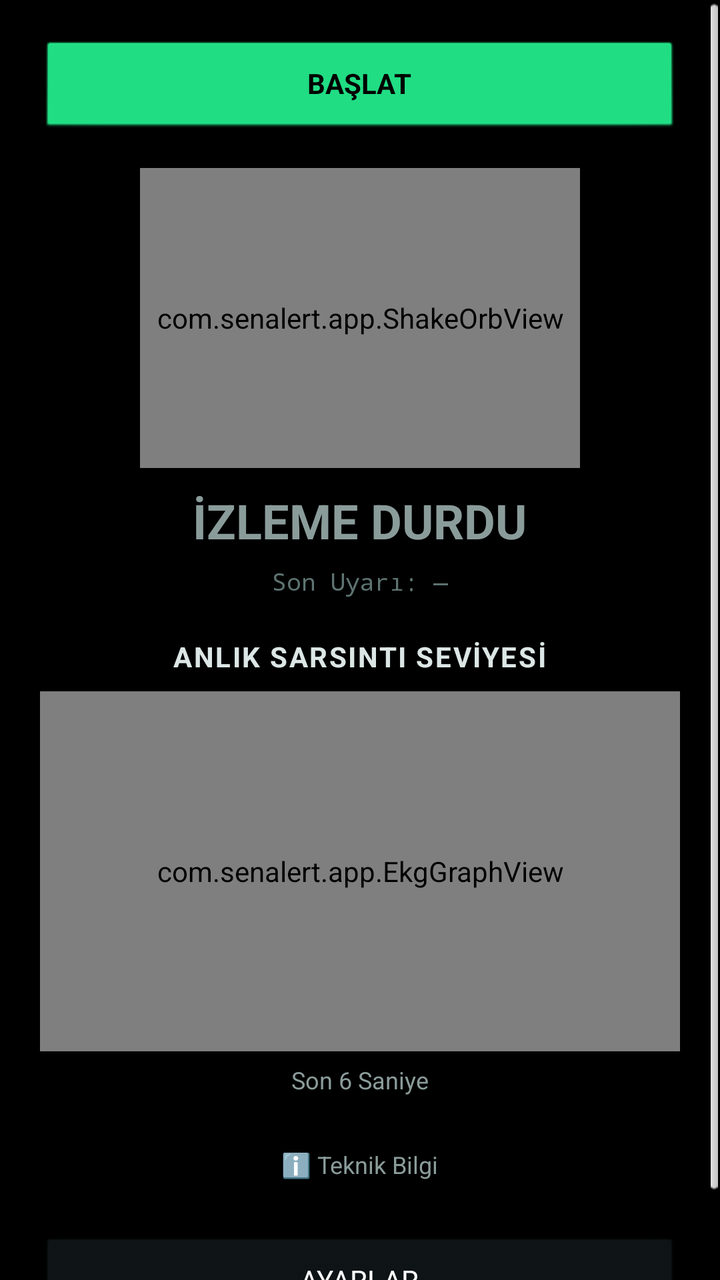
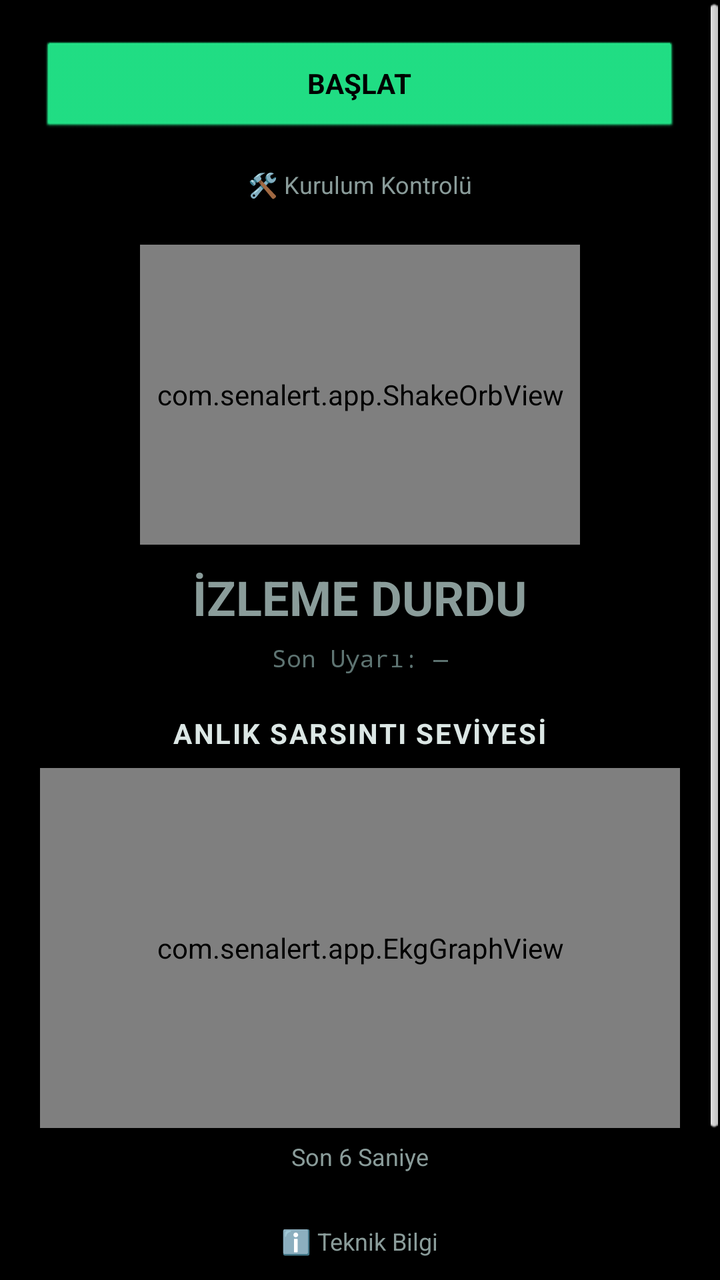

Before-and-after screenshots of an Android layout around one commit, followed by the original layout XML and the change that was made.
<!-- AndroidManifest.xml: application theme android:Theme.Black.NoTitleBar -->
<!-- res/layout/activity_main.xml -->
<?xml version="1.0" encoding="utf-8"?>
<ScrollView xmlns:android="http://schemas.android.com/apk/res/android"
    android:id="@+id/rootLayout"
    android:layout_width="match_parent"
    android:layout_height="match_parent"
    android:background="#05070707">

    <LinearLayout
        android:layout_width="match_parent"
        android:layout_height="wrap_content"
        android:orientation="vertical"
        android:padding="20dp">

        <Button
            android:id="@+id/btnToggle"
            android:layout_width="match_parent"
            android:layout_height="wrap_content"
            android:text="BAŞLAT"
            android:backgroundTint="#22E88A"
            android:textColor="#000000"
            android:textStyle="bold"/>

        <com.senalert.app.ShakeOrbView
            android:id="@+id/orbView"
            android:layout_width="220dp"
            android:layout_height="150dp"
            android:layout_gravity="center_horizontal"
            android:layout_marginTop="16dp"/>

        <TextView
            android:id="@+id/stateText"
            android:layout_width="wrap_content"
            android:layout_height="wrap_content"
            android:layout_gravity="center_horizontal"
            android:layout_marginTop="10dp"
            android:text="İZLEME DURDU"
            android:textColor="#8A9C9A"
            android:textSize="24sp"
            android:textStyle="bold"/>

        <TextView
            android:id="@+id/lastAlertText"
            android:layout_width="wrap_content"
            android:layout_height="wrap_content"
            android:layout_gravity="center_horizontal"
            android:layout_marginTop="6dp"
            android:text="Son Uyarı: —"
            android:textColor="#5E7472"
            android:textSize="12sp"
            android:fontFamily="monospace"/>

        <TextView
            android:id="@+id/alertBar"
            android:layout_width="match_parent"
            android:layout_height="wrap_content"
            android:layout_marginTop="16dp"
            android:padding="14dp"
            android:gravity="center"
            android:visibility="gone"
            android:textColor="#000000"
            android:textSize="16sp"
            android:textStyle="bold"
            android:background="#808080"/>

        <Button
            android:id="@+id/btnMute"
            android:layout_width="match_parent"
            android:layout_height="wrap_content"
            android:layout_marginTop="12dp"
            android:text="SUSTUR"
            android:backgroundTint="#FF3B30"
            android:textColor="#FFFFFF"
            android:visibility="gone"/>

        <TextView
            android:layout_width="wrap_content"
            android:layout_height="wrap_content"
            android:layout_gravity="center_horizontal"
            android:layout_marginTop="20dp"
            android:text="ANLIK SARSINTI SEVİYESİ"
            android:textColor="#DCE7E5"
            android:textSize="14sp"
            android:textStyle="bold"
            android:letterSpacing="0.06"/>

        <com.senalert.app.EkgGraphView
            android:id="@+id/ekgView"
            android:layout_width="match_parent"
            android:layout_height="180dp"
            android:layout_marginTop="8dp"
            android:background="#0a1112"/>

        <TextView
            android:layout_width="wrap_content"
            android:layout_height="wrap_content"
            android:layout_gravity="center_horizontal"
            android:layout_marginTop="6dp"
            android:text="Son 6 Saniye"
            android:textColor="#8A9C9A"
            android:textSize="12sp"/>

        <TextView
            android:id="@+id/btnInfoToggle"
            android:layout_width="wrap_content"
            android:layout_height="wrap_content"
            android:layout_gravity="center_horizontal"
            android:layout_marginTop="18dp"
            android:padding="8dp"
            android:text="ℹ️ Teknik Bilgi"
            android:textColor="#8A9C9A"
            android:textSize="12sp"/>

        <LinearLayout
            android:id="@+id/detailsPanel"
            android:layout_width="match_parent"
            android:layout_height="wrap_content"
            android:orientation="vertical"
            android:visibility="gone"
            android:background="#0F1517"
            android:padding="12dp"
            android:layout_marginTop="4dp">

            <TextView
                android:id="@+id/sensorText"
                android:layout_width="wrap_content"
                android:layout_height="wrap_content"
                android:layout_gravity="center_horizontal"
                android:text="X: 0.00  Y: 0.00  Z: 0.00\nΔXY: 0.00  ΔZ: 0.00"
                android:textColor="#DCE7E5"
                android:textSize="12sp"
                android:fontFamily="monospace"
                android:gravity="center"/>

            <TextView
                android:id="@+id/lastBroadcastText"
                android:layout_width="wrap_content"
                android:layout_height="wrap_content"
                android:layout_gravity="center_horizontal"
                android:layout_marginTop="8dp"
                android:text="Son Broadcast: —"
                android:textColor="#22E88A"
                android:textSize="11sp"
                android:fontFamily="monospace"
                android:gravity="center"/>

            <TextView
                android:layout_width="wrap_content"
                android:layout_height="wrap_content"
                android:layout_gravity="center_horizontal"
                android:layout_marginTop="6dp"
                android:text="Seviye ölçeği: 🟢 0-29 Düşük · 🟡 30-69 Orta · 🔴 70-100 Yüksek"
                android:textColor="#8A9C9A"
                android:textSize="10sp"
                android:gravity="center"/>
        </LinearLayout>

        <Button
            android:id="@+id/btnRecalibrate"
            android:layout_width="wrap_content"
            android:layout_height="wrap_content"
            android:layout_gravity="center_horizontal"
            android:layout_marginTop="16dp"
            android:text="YENİDEN KALİBRE ET"
            android:backgroundTint="#0F1517"
            android:textColor="#FFFFFF"
            android:visibility="gone"/>

        <Button
            android:id="@+id/btnSettings"
            android:layout_width="match_parent"
            android:layout_height="wrap_content"
            android:layout_marginTop="20dp"
            android:text="AYARLAR"
            android:backgroundTint="#0F1517"
            android:textColor="#FFFFFF"/>

    </LinearLayout>
</ScrollView>
<!-- resources referenced by this layout -->
<resources>

</resources>

<!-- the commit's change to res/layout/activity_main.xml (unified diff, before → after) -->
@@ -19,6 +19,95 @@
             android:backgroundTint="#22E88A"
             android:textColor="#000000"
             android:textStyle="bold"/>
+
+        <TextView
+            android:id="@+id/btnSetupToggle"
+            android:layout_width="wrap_content"
+            android:layout_height="wrap_content"
+            android:layout_gravity="center_horizontal"
+            android:layout_marginTop="10dp"
+            android:padding="6dp"
+            android:text="🛠️ Kurulum Kontrolü"
+            android:textColor="#8A9C9A"
+            android:textSize="12sp"/>
+
+        <LinearLayout
+            android:id="@+id/setupPanel"
+            android:layout_width="match_parent"
+            android:layout_height="wrap_content"
+            android:orientation="vertical"
+            android:visibility="gone"
+            android:background="#0F1517"
+            android:padding="14dp"
+            android:layout_marginTop="4dp">
+
+            <TextView
+                android:id="@+id/setupNotifStatus"
+                android:layout_width="wrap_content"
+                android:layout_height="wrap_content"
+                android:text="Bildirim İzni: —"
+                android:textColor="#DCE7E5"
+                android:textSize="13sp"/>
+
+            <Button
+                android:id="@+id/btnFixNotif"
+                android:layout_width="wrap_content"
+                android:layout_height="wrap_content"
+                android:text="İzin Ver"
+                android:backgroundTint="#22E88A"
+                android:textColor="#000000"
+                android:layout_marginTop="6dp"
+                android:visibility="gone"/>
+
+            <View
+                android:layout_width="match_parent"
+                android:layout_height="1dp"
+                android:background="#1C2A2C"
+                android:layout_marginTop="12dp"
+                android:layout_marginBottom="12dp"/>
+
+            <TextView
+                android:id="@+id/setupBatteryStatus"
+                android:layout_width="wrap_content"
+                android:layout_height="wrap_content"
+                android:text="Pil Optimizasyonu: —"
+                android:textColor="#DCE7E5"
+                android:textSize="13sp"/>
+
+            <Button
+                android:id="@+id/btnFixBattery"
+                android:layout_width="wrap_content"
+                android:layout_height="wrap_content"
+                android:text="Kısıtlamayı Kaldır"
+                android:backgroundTint="#22E88A"
+                android:textColor="#000000"
+                android:layout_marginTop="6dp"
+                android:visibility="gone"/>
+
+            <View
+                android:layout_width="match_parent"
+                android:layout_height="1dp"
+                android:background="#1C2A2C"
+                android:layout_marginTop="12dp"
+                android:layout_marginBottom="12dp"/>
+
+            <TextView
+                android:layout_width="wrap_content"
+                android:layout_height="wrap_content"
+                android:text="Otomatik Başlatma (cihaz markanıza göre ayrı bir ayar olabilir)"
+                android:textColor="#DCE7E5"
+                android:textSize="13sp"/>
+
+            <Button
+                android:id="@+id/btnFixAutostart"
+                android:layout_width="wrap_content"
+                android:layout_height="wrap_content"
+                android:text="Ayarları Aç"
+                android:backgroundTint="#0F1517"
+                android:textColor="#FFFFFF"
+                android:layout_marginTop="6dp"/>
+
+        </LinearLayout>
 
         <com.senalert.app.ShakeOrbView
             android:id="@+id/orbView"
@@ -152,6 +241,21 @@
                 android:textColor="#8A9C9A"
                 android:textSize="10sp"
                 android:gravity="center"/>
+
+            <View
+                android:layout_width="match_parent"
+                android:layout_height="1dp"
+                android:background="#1C2A2C"
+                android:layout_marginTop="12dp"
+                android:layout_marginBottom="12dp"/>
+
+            <TextView
+                android:layout_width="wrap_content"
+                android:layout_height="wrap_content"
+                android:text="Sen-Alert, telefon veya tabletin bulunduğu noktadaki sarsıntıyı internet bağlantısı gerektirmeden, cihazın dahili hareket sensörlerini kullanarak sürekli izler. Amacı panik oluşturmak değil, olası bir sarsıntı durumunda kullanıcıya mümkün olan en kısa sürede farkındalık kazandırmaktır.\n\nSarsıntı seviyeleri (Yeşil / Sarı / Kırmızı), cihazın dahili hareket sensörlerinden alınan verilerin analizine göre belirlenir. Eşik değerleri gerçek kullanım testleriyle optimize edilmiştir.\n\nBu uygulama bir deprem büyüklüğü veya deprem şiddeti ölçüm cihazı değildir. Ölçülen değerler; cihazın modeli, sensör özellikleri, bulunduğu yüzey ve konum gibi etkenlere bağlı olarak değişebilir. Sen-Alert, yalnızca cihazın bulunduğu noktadaki sarsıntıyı algılayarak kullanıcıyı mümkün olan en kısa sürede ses, titreşim ve ışık bildirimleriyle uyarmayı amaçlar."
+                android:textColor="#8A9C9A"
+                android:textSize="11sp"
+                android:lineSpacingExtra="3dp"/>
         </LinearLayout>
 
         <Button
